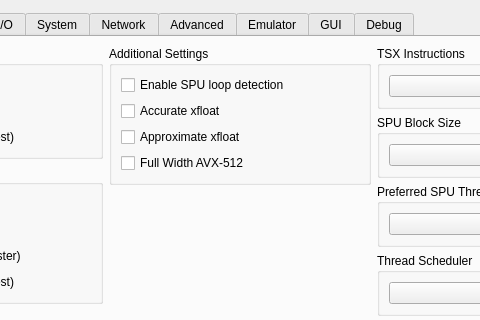
The window that rpcs3/rpcs3qt/settings_dialog.ui (hoholee12/rpcs3-custom) describes before a commit, drawn with Qt 5; both pictures show x 181 to 661 and y 0 to 320 of the 856 by 688 pixel window.
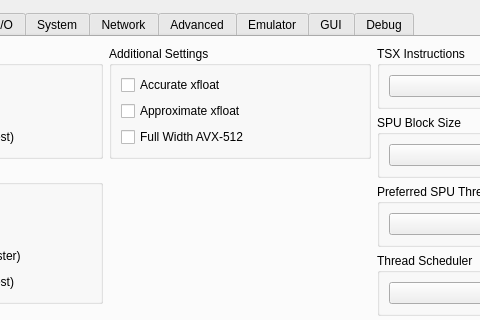
The same window after the commit. Icons and pictures are not drawn.

Commit message: remove spu loop detection

Patch:
```diff
--- a/rpcs3/rpcs3qt/settings_dialog.ui
+++ b/rpcs3/rpcs3qt/settings_dialog.ui
@@ -158,13 +158,6 @@
                <string>Additional Settings</string>
               </property>
               <layout class="QVBoxLayout" name="checkboxes_layout">
-               <item>
-                <widget class="QCheckBox" name="spuLoopDetection">
-                 <property name="text">
-                  <string>Enable SPU loop detection</string>
-                 </property>
-                </widget>
-               </item>
                <item>
                 <widget class="QCheckBox" name="accurateXFloat">
                  <property name="text">
```
The commit also changes 8 other files.
